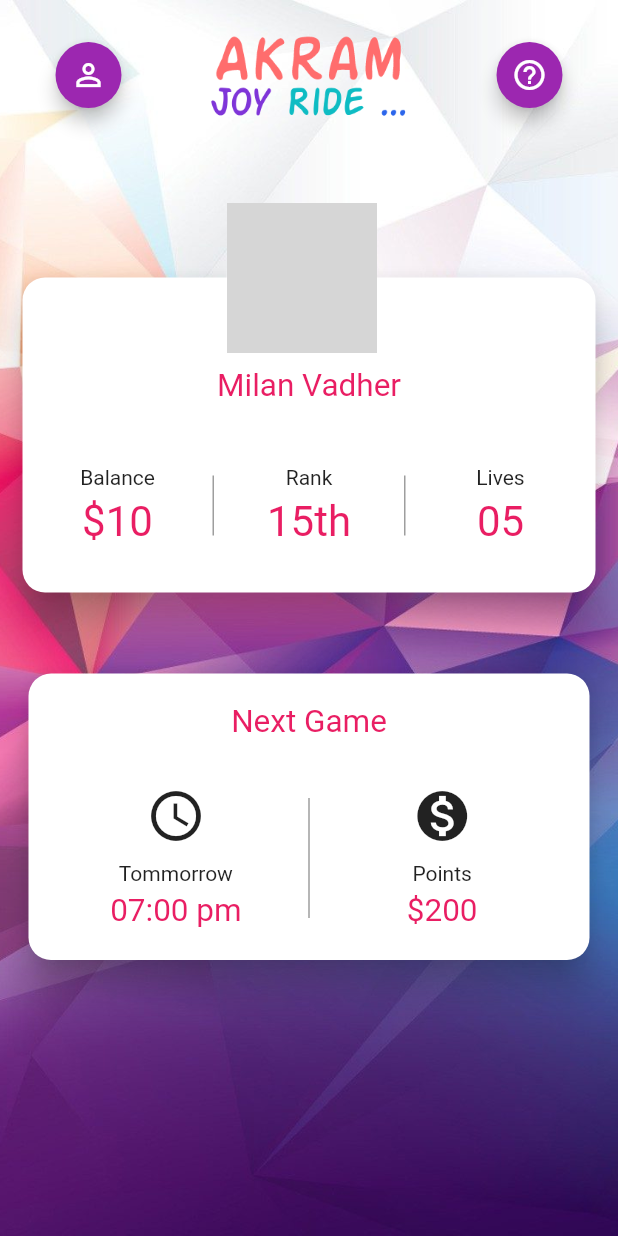
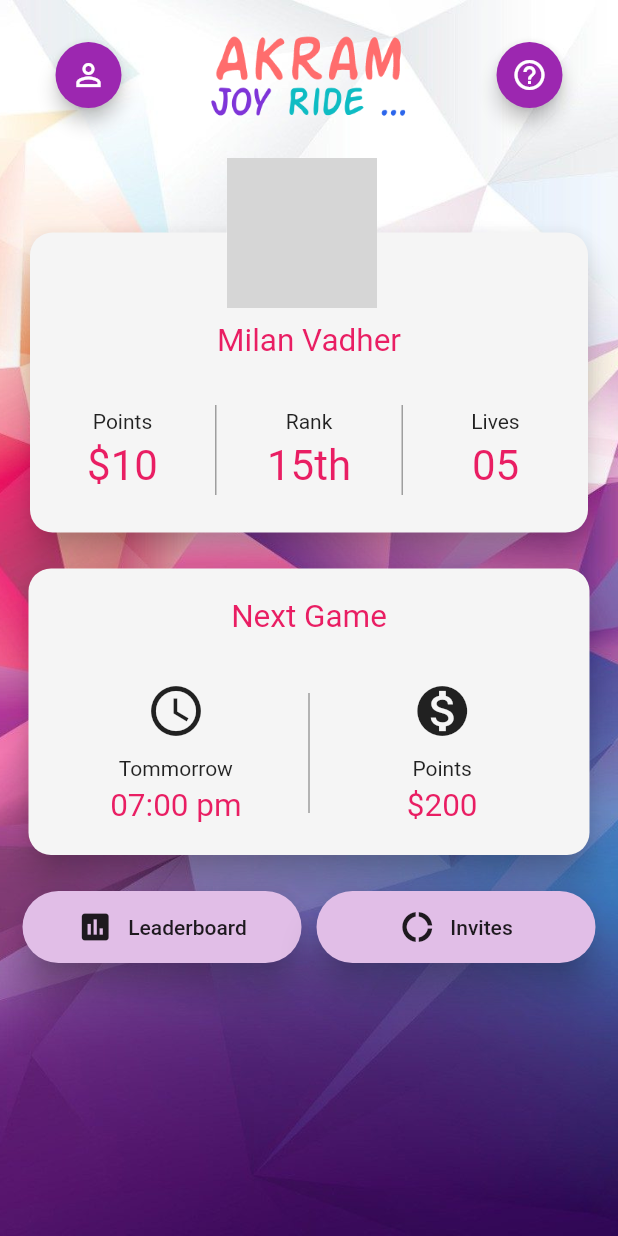
Before and after one commit to divyangmistry/gnan-g, a Flutter app: the screen it shows after launch, on a phone screen of 412 x 824 dp. Run offline on Flutter 3.47's test engine with Material 2 defaults, Android fonts, the phone set to English and light mode, and no system bars; our stand-ins replace shared_preferences; network calls fail; Roboto replaces fonts that are missing (GoogleSans); grey boxes are pictures that could not be loaded.

Commit message:
add bottom buttons and click events

```diff
--- a/lib/UI/game_level.dart
+++ b/lib/UI/game_level.dart
@@ -23,13 +23,17 @@ class GameLevelPageState extends State<GameLevelPage> {
             children: <Widget>[
               _gameBar(),
               SizedBox(
-                height: 50.0,
+                height: 20.0,
               ),
               _userCard(),
               SizedBox(
-                height: 50.0,
+                height: 20.0,
               ),
               _bonusRoundInfo(),
+              SizedBox(
+                height: 20.0,
+              ),
+              _bottomButtons(),
             ],
           ),
         ),
@@ -45,6 +49,7 @@ class GameLevelPageState extends State<GameLevelPage> {
             Icons.person_outline,
             color: Colors.white,
           ),
+          () {},
         ),
         new Expanded(
           child: Center(
@@ -59,6 +64,7 @@ class GameLevelPageState extends State<GameLevelPage> {
             Icons.help_outline,
             color: Colors.white,
           ),
+          () {},
         ),
       ],
     );
@@ -66,7 +72,7 @@ class GameLevelPageState extends State<GameLevelPage> {
 
   Widget _userCard() {
     return new Container(
-      height: 260,
+      height: 250,
       child: new Stack(
         children: <Widget>[
           _userDetail(),
@@ -83,6 +89,7 @@ class GameLevelPageState extends State<GameLevelPage> {
   Widget _bonusRoundInfo() {
     return Card(
       elevation: 10.0,
+      color: Colors.grey[100],
       shape: RoundedRectangleBorder(
         borderRadius: BorderRadius.circular(15.0),
       ),
@@ -108,6 +115,36 @@ class GameLevelPageState extends State<GameLevelPage> {
               ],
             )
           ],
+        ),
+      ),
+    );
+  }
+
+  Widget _bottomButtons() {
+    return Row(
+      mainAxisAlignment: MainAxisAlignment.center,
+      children: <Widget>[
+        _button('Leaderboard', Icons.poll, () {}),
+        SizedBox(width: 10.0),
+        _button('Invites', Icons.donut_large, () {}),
+      ],
+    );
+  }
+
+  Widget _button(String btnLable, icon, Function clickEvent) {
+    return Expanded(
+      child: RaisedButton(
+        shape: RoundedRectangleBorder(
+          borderRadius: BorderRadius.circular(50.0),
+        ),
+        color: Colors.purple[100],
+        elevation: 10.0,
+        padding: EdgeInsets.all(12.0),
+        onPressed: clickEvent,
+        child: Row(
+          crossAxisAlignment: CrossAxisAlignment.center,
+          mainAxisAlignment: MainAxisAlignment.center,
+          children: <Widget>[Icon(icon), SizedBox(width: 10), Text(btnLable)],
         ),
       ),
     );
@@ -141,11 +178,12 @@ class GameLevelPageState extends State<GameLevelPage> {
 
   Widget _userDetail() {
     return Card(
-      margin: EdgeInsets.fromLTRB(0, 50, 0, 0),
+      margin: EdgeInsets.fromLTRB(5, 50, 5, 0),
       elevation: 10.0,
       shape: RoundedRectangleBorder(
         borderRadius: BorderRadius.circular(15.0),
       ),
+      color: Colors.grey[100],
       child: Padding(
         padding: EdgeInsets.all(10.0),
         child: new Column(
@@ -161,14 +199,14 @@ class GameLevelPageState extends State<GameLevelPage> {
               ),
             ),
             new SizedBox(
-              height: 40,
+              height: 30,
             ),
             new Row(
               children: <Widget>[
-                _scoreData('Balance', '\$10'),
-                VerticalDivider(),
+                _scoreData('Points', '\$10'),
+                VerticalDivider(height: 60),
                 _scoreData('Rank', '15th'),
-                VerticalDivider(),
+                VerticalDivider(height: 60),
                 _scoreData('Lives', '05'),
               ],
             ),
@@ -201,11 +239,11 @@ class GameLevelPageState extends State<GameLevelPage> {
     );
   }
 
-  Widget _iconButton(Icon icon) {
+  Widget _iconButton(Icon icon, Function clickEvent) {
     return new RaisedButton(
-      onPressed: () {},
+      onPressed: clickEvent,
       child: icon,
-      color: Colors.purple,
+      color: Colors.purple[500],
       shape: new CircleBorder(),
       elevation: 5.0,
       padding: const EdgeInsets.all(10.0),
```
